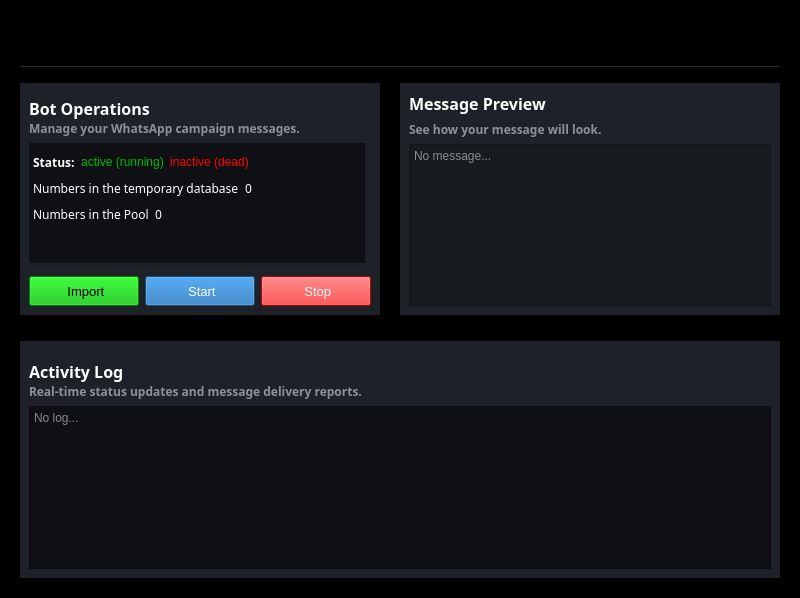
This is gui/main.ui in alasgarovs/OctoBot as Qt 5 draws it before an edit. The edited form follows.
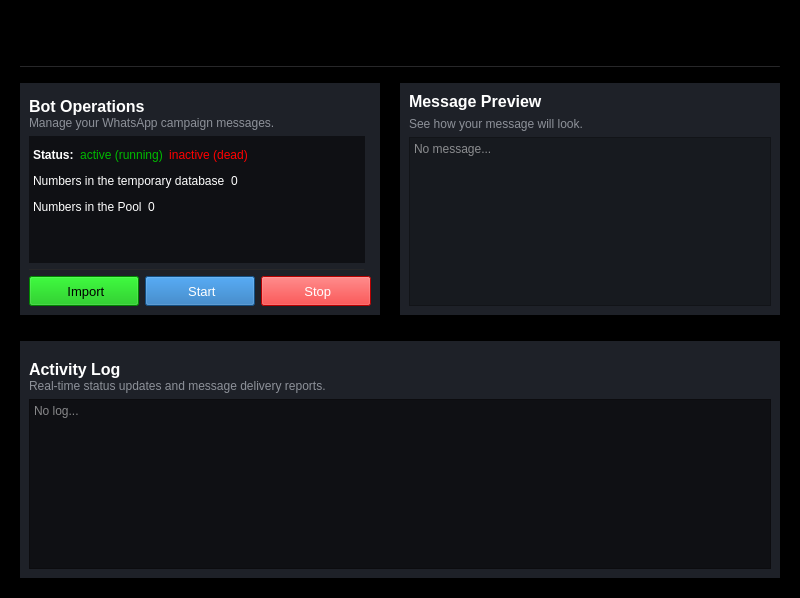
This is the edited form. Icons and pictures are not drawn.

Commit message: feat: update font style to Segoe UI

```diff
--- a/gui/main.ui
+++ b/gui/main.ui
@@ -97,6 +97,11 @@
         <height>235</height>
        </size>
       </property>
+      <property name="font">
+       <font>
+        <family>Segoe UI</family>
+       </font>
+      </property>
       <layout class="QGridLayout" name="gridLayout_6">
        <item row="0" column="0">
         <layout class="QHBoxLayout" name="horizontalLayout_2">
@@ -118,7 +123,7 @@
             <widget class="QLabel" name="label_header_log">
              <property name="font">
               <font>
-               <family>Adwaita Mono</family>
+               <family>Segoe UI</family>
                <pointsize>12</pointsize>
                <bold>true</bold>
               </font>
@@ -132,9 +137,9 @@
             <widget class="QLabel" name="label_comment_log">
              <property name="font">
               <font>
-               <family>Adwaita Mono</family>
+               <family>Segoe UI</family>
                <pointsize>9</pointsize>
-               <bold>true</bold>
+               <bold>false</bold>
               </font>
              </property>
              <property name="text">
@@ -154,6 +159,7 @@
            </property>
            <property name="font">
             <font>
+             <family>Segoe UI</family>
              <pointsize>10</pointsize>
             </font>
            </property>
@@ -191,6 +197,11 @@
        </item>
        <item row="1" column="0">
         <widget class="QTextEdit" name="Log">
+         <property name="font">
+          <font>
+           <family>Segoe UI</family>
+          </font>
+         </property>
          <property name="verticalScrollBarPolicy">
           <enum>Qt::ScrollBarPolicy::ScrollBarAlwaysOff</enum>
          </property>
@@ -233,6 +244,11 @@
           <height>16777215</height>
          </size>
         </property>
+        <property name="font">
+         <font>
+          <family>Segoe UI</family>
+         </font>
+        </property>
         <layout class="QGridLayout" name="gridLayout_4">
          <item row="0" column="0" colspan="2">
           <layout class="QVBoxLayout" name="verticalLayout_2">
@@ -252,7 +268,7 @@
             <widget class="QLabel" name="label_header_operations">
              <property name="font">
               <font>
-               <family>Adwaita Mono</family>
+               <family>Segoe UI</family>
                <pointsize>12</pointsize>
                <bold>true</bold>
               </font>
@@ -266,9 +282,9 @@
             <widget class="QLabel" name="label_comment_operations">
              <property name="font">
               <font>
-               <family>Adwaita Mono</family>
+               <family>Segoe UI</family>
                <pointsize>9</pointsize>
-               <bold>true</bold>
+               <bold>false</bold>
               </font>
              </property>
              <property name="text">
@@ -449,6 +465,11 @@
          </item>
          <item row="1" column="0">
           <widget class="QWidget" name="Operations" native="true">
+           <property name="font">
+            <font>
+             <family>Segoe UI</family>
+            </font>
+           </property>
            <layout class="QGridLayout" name="gridLayout_2">
             <property name="leftMargin">
              <number>4</number>
@@ -473,7 +494,7 @@
                  <widget class="QLabel" name="status">
                   <property name="font">
                    <font>
-                    <family>Adwaita Mono</family>
+                    <family>Segoe UI</family>
                     <pointsize>9</pointsize>
                     <bold>true</bold>
                    </font>
@@ -490,6 +511,7 @@
                  <widget class="QPushButton" name="label_active">
                   <property name="font">
                    <font>
+                    <family>Segoe UI</family>
                     <pointsize>9</pointsize>
                    </font>
                   </property>
@@ -526,6 +548,7 @@
                  <widget class="QPushButton" name="label_inactive">
                   <property name="font">
                    <font>
+                    <family>Segoe UI</family>
                     <pointsize>9</pointsize>
                    </font>
                   </property>
@@ -560,6 +583,11 @@
                 </item>
                 <item>
                  <spacer name="horizontalSpacer">
+                  <property name="font">
+                   <font>
+                    <family>Segoe UI</family>
+                   </font>
+                  </property>
                   <property name="orientation">
                    <enum>Qt::Orientation::Horizontal</enum>
                   </property>
@@ -579,7 +607,7 @@
                  <widget class="QLabel" name="temp_numbers">
                   <property name="font">
                    <font>
-                    <family>Sans Serif</family>
+                    <family>Segoe UI</family>
                     <pointsize>9</pointsize>
                     <bold>false</bold>
                    </font>
@@ -596,7 +624,7 @@
                  <widget class="QLabel" name="label_temp_numbers">
                   <property name="font">
                    <font>
-                    <family>Sans Serif</family>
+                    <family>Segoe UI</family>
                     <pointsize>9</pointsize>
                     <bold>false</bold>
                    </font>
@@ -611,6 +639,11 @@
                 </item>
                 <item>
                  <spacer name="horizontalSpacer_2">
+                  <property name="font">
+                   <font>
+                    <family>Segoe UI</family>
+                   </font>
+                  </property>
                   <property name="orientation">
                    <enum>Qt::Orientation::Horizontal</enum>
                   </property>
@@ -630,7 +663,7 @@
                  <widget class="QLabel" name="DB_numbers">
                   <property name="font">
                    <font>
-                    <family>Sans Serif</family>
+                    <family>Segoe UI</family>
                     <pointsize>9</pointsize>
                     <bold>false</bold>
                    </font>
@@ -647,7 +680,7 @@
                  <widget class="QLabel" name="label_DB_numbers">
                   <property name="font">
                    <font>
-                    <family>Sans Serif</family>
+                    <family>Segoe UI</family>
                     <pointsize>9</pointsize>
                     <bold>false</bold>
                    </font>
@@ -662,6 +695,11 @@
                 </item>
                 <item>
                  <spacer name="horizontalSpacer_8">
+                  <property name="font">
+                   <font>
+                    <family>Segoe UI</family>
+                   </font>
+                  </property>
                   <property name="orientation">
                    <enum>Qt::Orientation::Horizontal</enum>
                   </property>
@@ -679,6 +717,11 @@
             </item>
             <item row="1" column="0">
              <spacer name="verticalSpacer">
+              <property name="font">
+               <font>
+                <family>Segoe UI</family>
+               </font>
+              </property>
               <property name="orientation">
                <enum>Qt::Orientation::Vertical</enum>
               </property>
@@ -704,6 +747,11 @@
           <height>224</height>
          </size>
         </property>
+        <property name="font">
+         <font>
+          <family>Segoe UI</family>
+         </font>
+        </property>
         <layout class="QGridLayout" name="gridLayout_3">
          <item row="0" column="0">
           <layout class="QHBoxLayout" name="horizontalLayout_9">
@@ -713,7 +761,7 @@
               <widget class="QLabel" name="label_header_message">
                <property name="font">
                 <font>
-                 <family>Adwaita Mono</family>
+                 <family>Segoe UI</family>
                  <pointsize>12</pointsize>
                  <bold>true</bold>
                 </font>
@@ -727,9 +775,9 @@
               <widget class="QLabel" name="label_comment_message">
                <property name="font">
                 <font>
-                 <family>Adwaita Mono</family>
+                 <family>Segoe UI</family>
                  <pointsize>9</pointsize>
-                 <bold>true</bold>
+                 <bold>false</bold>
                 </font>
                </property>
                <property name="text">
@@ -749,6 +797,11 @@
              </property>
              <item>
               <spacer name="horizontalSpacer_5">
+               <property name="font">
+                <font>
+                 <family>Segoe UI</family>
+                </font>
+               </property>
                <property name="orientation">
                 <enum>Qt::Orientation::Horizontal</enum>
                </property>
@@ -764,6 +817,7 @@
               <widget class="QPushButton" name="btn_cancel">
                <property name="font">
                 <font>
+                 <family>Segoe UI</family>
                  <pointsize>10</pointsize>
                 </font>
                </property>
@@ -801,6 +855,7 @@
               <widget class="QPushButton" name="btn_accept">
                <property name="font">
                 <font>
+                 <family>Segoe UI</family>
                  <pointsize>10</pointsize>
                 </font>
                </property>
@@ -838,6 +893,7 @@
               <widget class="QPushButton" name="btn_edit">
                <property name="font">
                 <font>
+                 <family>Segoe UI</family>
                  <pointsize>10</pointsize>
                 </font>
                </property>
@@ -875,6 +931,11 @@
          </item>
          <item row="1" column="0">
           <widget class="QTextEdit" name="Message">
+           <property name="font">
+            <font>
+             <family>Segoe UI</family>
+            </font>
+           </property>
            <property name="verticalScrollBarPolicy">
             <enum>Qt::ScrollBarPolicy::ScrollBarAlwaysOff</enum>
            </property>
```
Left out of the diff: 29 changed lines with no effect on the pictures. The commit also changes 1 other file.
